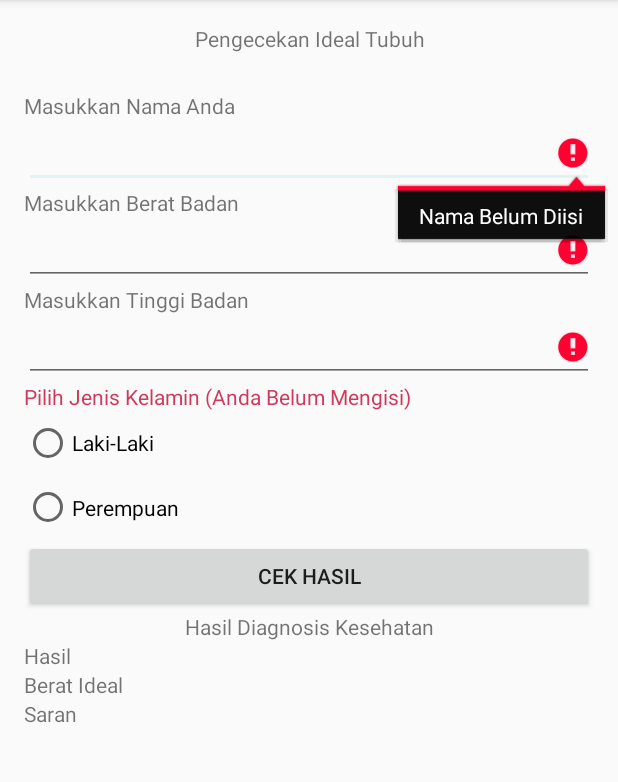
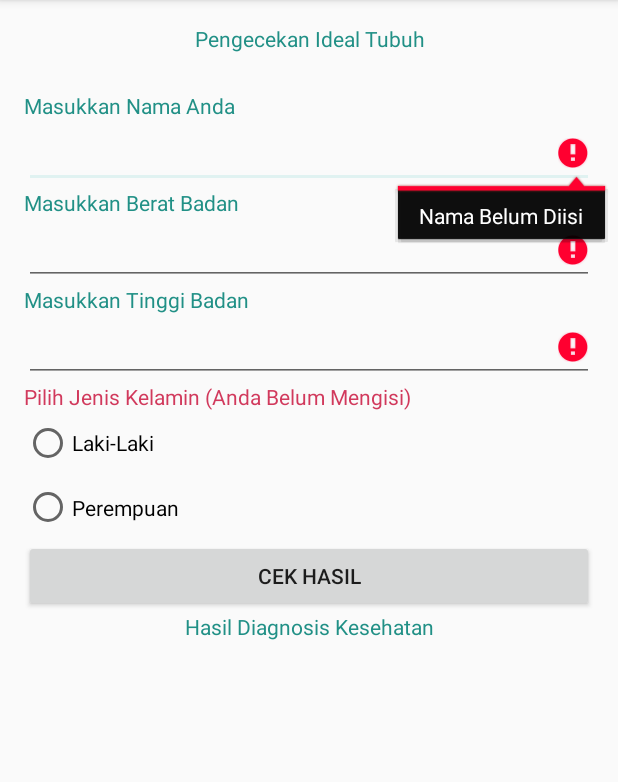
Before and after one commit to bayukrisna/ProjekAndroidSeason2, an Android app: the fragment Fragment4 shown on its own in the app's theme, after a tap on "CEK HASIL", on a phone screen of 412 x 824 dp, the part 84-866 px from its top. Run offline under Robolectric (Android 15) with nearby library versions, the phone set to English and light mode, and no system bars.

Commit message:
Cek ideal validasi finish

```diff
--- a/app/src/main/java/id/sch/smktelkom_mlg/project2/xirpl10816242534/oeripbedjoe/Fragment/Fragment4.java
+++ b/app/src/main/java/id/sch/smktelkom_mlg/project2/xirpl10816242534/oeripbedjoe/Fragment/Fragment4.java
@@ -34,7 +34,7 @@ public class Fragment4 extends Fragment {
     TextView jenkel;
     RadioGroup radiogrup;
 
-    Double ti, bt, hi;
+    int ti, bt, hi;
     String temp = "";
 
     //Menjadikan fragment_4 layout yang dimiliki oleh Fragment4.java
@@ -73,13 +73,11 @@ public class Fragment4 extends Fragment {
     }
 
     private void doClick() {
-
-
         if (isvalid()) {
-
-
+            doHasil();
         }
     }
+
 
     private boolean isvalid() {
         boolean valid = true;
@@ -87,28 +85,36 @@ public class Fragment4 extends Fragment {
         String nama = etnama.getText().toString();
         String beratS = etBerat.getText().toString();
         String tinggiS = etTinggi.getText().toString();
-        int berat = etBerat.getText().toString().isEmpty() ? 0 : Integer.parseInt(etBerat.getText().toString());
-        int tinggi = etTinggi.getText().toString().isEmpty() ? 0 : Integer.parseInt(etTinggi.getText().toString());
+        //int berat = etBerat.getText().toString().isEmpty() ? 0 : Integer.parseInt(etBerat.getText().toString());
+        //int tinggi = etTinggi.getText().toString().isEmpty() ? 0 : Integer.parseInt(etTinggi.getText().toString());
 
-        //ti = Double.valueOf(String.valueOf(etTinggi.getText()));
-        //bt = Double.valueOf(String.valueOf(etBerat.getText()));
 
         if (nama.isEmpty()) {
             etnama.setError("Nama Belum Diisi");
+            etnama.setTextColor(getResources().getColor(R.color.red));
             valid = false;
         } else {
             etnama.setError(null);
-            tvHasil.setText("Hai" + nama);
         }
 
         if (beratS.isEmpty()) {
             etBerat.setError("Berat Badan Harus Diisi");
+            etBerat.setTextColor(getResources().getColor(R.color.red));
             valid = false;
+        } else {
+            jenkel.setTextColor(getResources().getColor(R.color.colorPrimary));
+            bt = Integer.parseInt(etBerat.getText().toString());
+            etBerat.setError(null);
         }
 
         if (tinggiS.isEmpty()) {
             etTinggi.setError("Tinggi Badan Harus Diisi");
+            etTinggi.setTextColor(getResources().getColor(R.color.red));
             valid = false;
+        } else {
+            jenkel.setTextColor(getResources().getColor(R.color.colorPrimary));
+            ti = Integer.parseInt(etTinggi.getText().toString());
+            etTinggi.setError(null);
         }
 
         if (radiogrup.getCheckedRadioButtonId() == -1) {
@@ -116,31 +122,45 @@ public class Fragment4 extends Fragment {
             jenkel.setTextColor(getResources().getColor(R.color.red));
             valid = false;
         } else {
-
+            jenkel.setText("Pilih Jenis Kelamin");
+            jenkel.setTextColor(getResources().getColor(R.color.colorPrimary));
         }
 
-        /*if (radioyaa.isChecked()) {
-            hi = (ti - 100) * 1;
+        return valid;
+    }
+
+    private void doHasil() {
+
+        if (radioyaa.isChecked()) {
+            hi = ti - 104;
         } else if (radioyaa1.isChecked()) {
-            hi = (ti - 104) * 1;
+            hi = ti - 100;
         }
-        temp = hi.toString();
+
+        temp = Integer.toString(hi);
 
         if (hi < bt) {
-            tvBerat.setText(temp);
+            tvBerat.setTextColor(getResources().getColor(R.color.red));
+            tvHasil.setTextColor(getResources().getColor(R.color.red));
+            tvSaran.setTextColor(getResources().getColor(R.color.red));
+            tvBerat.setText("Berat Badan Idealmu " + temp);
             tvHasil.setText("Sepertinya Anda OverWeight");
             tvSaran.setText("Banyaklah Berolahraga dan hindari makanan berkoresterol tinggi");
         } else if (hi > bt) {
-            tvBerat.setText(temp);
+            tvBerat.setTextColor(getResources().getColor(R.color.red));
+            tvHasil.setTextColor(getResources().getColor(R.color.red));
+            tvSaran.setTextColor(getResources().getColor(R.color.red));
+            tvBerat.setText("Berat Badan Idealmu " + temp);
             tvHasil.setText("Sepertinya Kamu Underweight");
             tvSaran.setText("Banyaklah Makan - Makanan Berkarbohidrat");
         } else {
-            tvBerat.setText(temp);
+            tvBerat.setTextColor(getResources().getColor(R.color.colorPrimary));
+            tvHasil.setTextColor(getResources().getColor(R.color.colorPrimary));
+            tvSaran.setTextColor(getResources().getColor(R.color.colorPrimary));
+            tvBerat.setText("Berat Badan Idealmu " + temp);
             tvHasil.setText("Berat Badan Sudah Ideal");
             tvSaran.setText("Lanjutkan pola makan anda, serta gaya hidup sehat anda");
-        }*/
-
-        return valid;
+        }
     }
 
 
--- a/app/src/main/res/layout/fragment_4.xml
+++ b/app/src/main/res/layout/fragment_4.xml
@@ -1,5 +1,6 @@
 <?xml version="1.0" encoding="utf-8"?>
 <LinearLayout xmlns:android="http://schemas.android.com/apk/res/android"
+    xmlns:tools="http://schemas.android.com/tools"
     android:layout_width="match_parent"
     android:layout_height="match_parent"
     android:layout_margin="16dp"
@@ -19,13 +20,15 @@
         android:layout_gravity="center"
         android:paddingBottom="25dp"
         android:text="Pengecekan Ideal Tubuh"
-        android:textAlignment="center" />
+        android:textAlignment="center"
+        android:textColor="@color/colorPrimary" />
 
     <TextView
         android:id="@+id/textView6"
         android:layout_width="match_parent"
         android:layout_height="wrap_content"
-        android:text="Masukkan Nama Anda" />
+        android:text="Masukkan Nama Anda"
+        android:textColor="@color/colorPrimary" />
 
     <EditText
         android:id="@+id/editTextNama"
@@ -38,7 +41,8 @@
         android:id="@+id/textView7"
         android:layout_width="match_parent"
         android:layout_height="wrap_content"
-        android:text="Masukkan Berat Badan" />
+        android:text="Masukkan Berat Badan"
+        android:textColor="@color/colorPrimary" />
 
     <EditText
         android:id="@+id/editTextBerat"
@@ -51,7 +55,8 @@
         android:id="@+id/textView8"
         android:layout_width="match_parent"
         android:layout_height="wrap_content"
-        android:text="Masukkan Tinggi Badan" />
+        android:text="Masukkan Tinggi Badan"
+        android:textColor="@color/colorPrimary" />
 
     <EditText
         android:id="@+id/editTextTinggi"
@@ -64,7 +69,8 @@
         android:id="@+id/JK"
         android:layout_width="match_parent"
         android:layout_height="wrap_content"
-        android:text="Pilih Jenis Kelamin" />
+        android:text="Pilih Jenis Kelamin"
+        android:textColor="@color/colorPrimary" />
 
     <RadioGroup
         android:id="@+id/radioya"
@@ -97,24 +103,28 @@
         android:layout_width="match_parent"
         android:layout_height="wrap_content"
         android:text="Hasil Diagnosis Kesehatan"
-        android:textAlignment="center" />
+        android:textAlignment="center"
+        android:textColor="@color/colorPrimary" />
 
     <TextView
         android:id="@+id/textViewHasil"
         android:layout_width="match_parent"
         android:layout_height="wrap_content"
-        android:text="Hasil" />
+        android:textColor="@color/colorPrimary"
+        tools:text="Hasil" />
 
     <TextView
         android:id="@+id/textViewBerat"
         android:layout_width="match_parent"
         android:layout_height="wrap_content"
-        android:text="Berat Ideal" />
+        android:textColor="@color/colorPrimary"
+        tools:text="Berat Ideal" />
 
     <TextView
         android:id="@+id/textViewSaran"
         android:layout_width="match_parent"
         android:layout_height="wrap_content"
-        android:text="Saran" />
+        android:textColor="@color/colorPrimary"
+        tools:text="Saran" />
 
 </LinearLayout>
```
